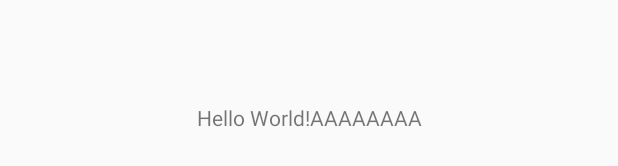
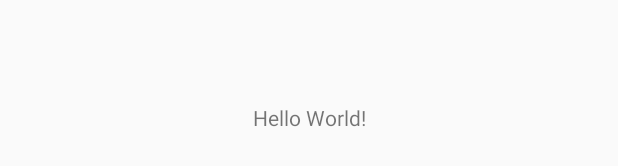
Before and after one commit to lamtung373/TDC-Hotel-Manager, an Android app: the layout activity_main.xml on its own in the app's theme, with its tools: preview values and no code run, on a phone screen of 412 x 824 dp. Shown: the part 501-667 px from the top of the screen. Run offline under Robolectric (Android 15) with nearby library versions, the phone set to English and light mode, and no system bars.

Commit message:
version 8.0.2

```diff
--- a/app/src/main/res/layout/activity_main.xml
+++ b/app/src/main/res/layout/activity_main.xml
@@ -9,7 +9,7 @@
     <TextView
         android:layout_width="wrap_content"
         android:layout_height="wrap_content"
-        android:text="Hello World!AAAAAAAA"
+        android:text="Hello World!"
         app:layout_constraintBottom_toBottomOf="parent"
         app:layout_constraintEnd_toEndOf="parent"
         app:layout_constraintStart_toStartOf="parent"
```
